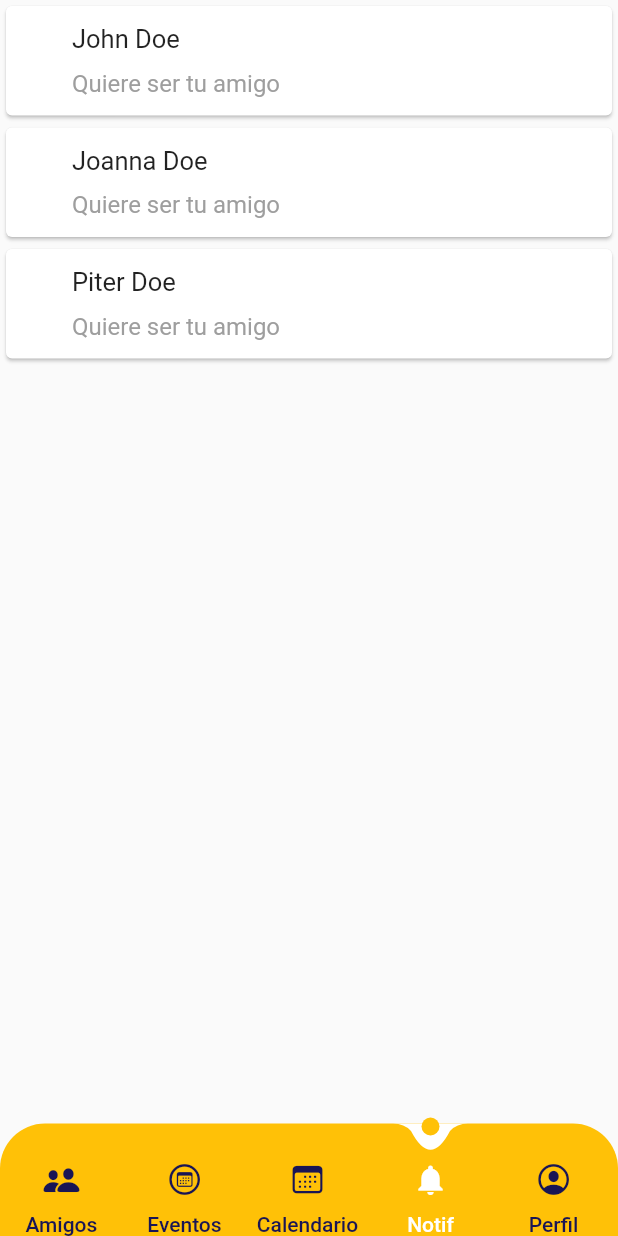
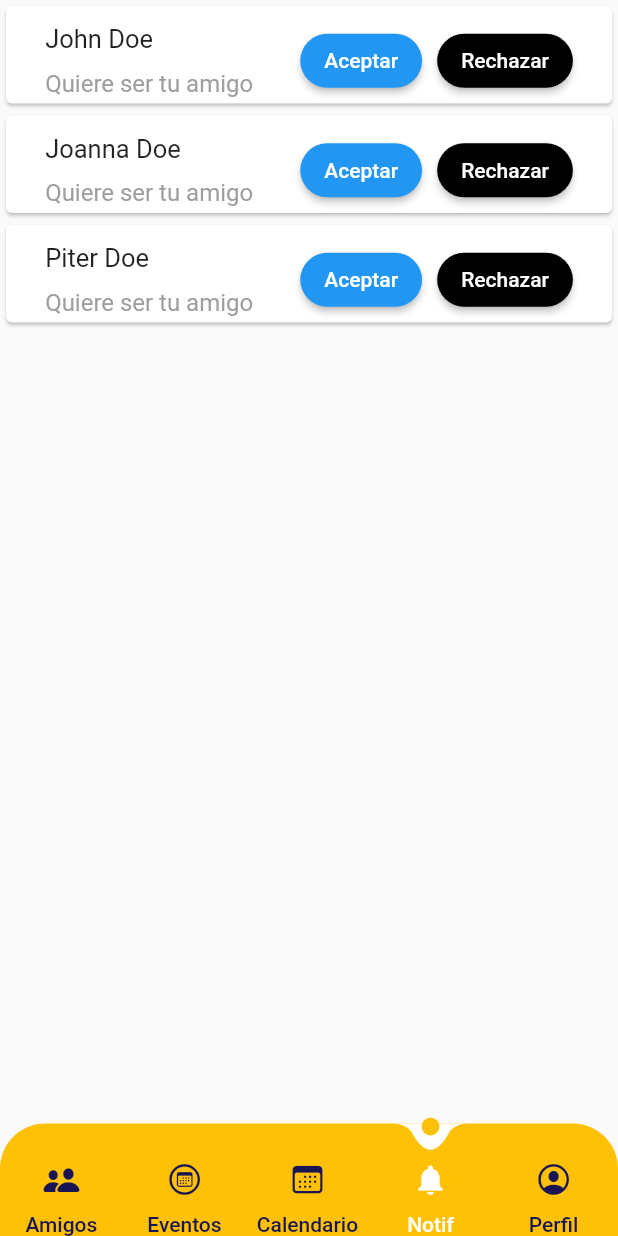
Before and after one commit to karou1182001/AppMovilRU, a Flutter app: the screen it shows after launch, item 4 of the bottom bar chosen, on a phone screen of 412 x 824 dp. Run offline on Flutter 3.47's test engine with Material 2 defaults, Android fonts, the light colour scheme and no system bars; our stand-ins replace get, syncfusion_flutter_calendar.

Commit message:
Notif updated

```diff
--- a/lib/ui/pages/notifications.dart
+++ b/lib/ui/pages/notifications.dart
@@ -12,38 +12,54 @@ class _NotificationsState extends State<Notifications> {
   @override
   Widget build(BuildContext context) {
     return Scaffold(
-        body: ListView(children: [getCard('John Doe'), getCard('Joanna Doe'), getCard('Piter Doe')]));
+        body: ListView(children: [
+      getCard('John Doe'),
+      getCard('Joanna Doe'),
+      getCard('Piter Doe')
+    ]));
   }
 
   Widget getCard(String username) {
     return Card(
         child: Padding(
-      padding: EdgeInsets.all(8.0),
+      padding: EdgeInsets.only(top: 8),
       child: ListTile(
         title: Row(
-          children: <Widget>[
-            Container(),
-            SizedBox(width: 20),
+          mainAxisAlignment: MainAxisAlignment.spaceEvenly,
+          children: [
             Column(
               crossAxisAlignment: CrossAxisAlignment.start,
-              children: <Widget>[
+              children: [
                 Text(
                   "$username",
                   style: TextStyle(fontSize: 17),
                 ),
                 SizedBox(height: 10),
                 Container(
-                  width: 250,
+                  width: 160,
                   child: Text(
                     "Quiere ser tu amigo",
                     style: TextStyle(color: Colors.grey),
                   ),
                 ),
               ],
-            )
+            ),
+            estiloBtn('Aceptar', Colors.blue),
+            estiloBtn('Rechazar', Colors.black)
           ],
         ),
       ),
     ));
   }
+
+  ElevatedButton estiloBtn(String text, Color color) {
+    return ElevatedButton(
+      style: ButtonStyle(
+          backgroundColor: MaterialStateProperty.resolveWith((states) => color),
+          shape: MaterialStateProperty.all<RoundedRectangleBorder>(
+              RoundedRectangleBorder(borderRadius: BorderRadius.circular(18)))),
+      onPressed: () {},
+      child: Text(text),
+    );
+  }
 }
```
